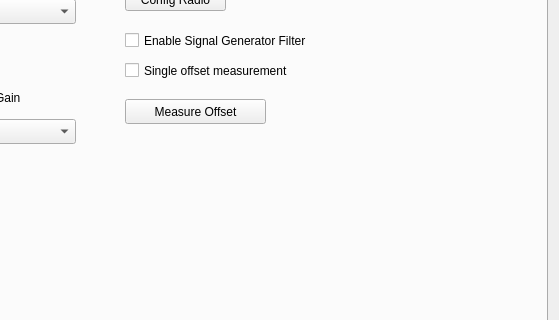
Qt form BioDriver/bio2016/mainwindow.ui (saul-rodriguez/Qt) before a commit; both pictures show x 418 to 977 and y 126 to 446 of the 977 by 622 pixel window.
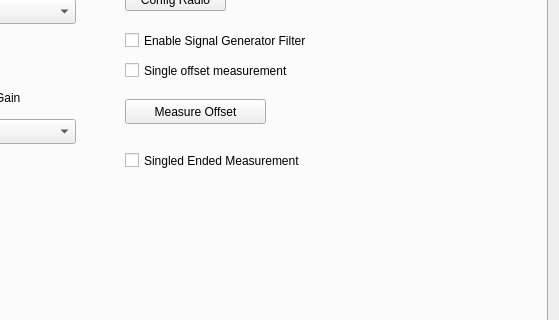
The same form after that commit. Icons and pictures are not drawn. Custom widgets are drawn as their Qt base class.

Commit message: added single ended impedance measurements

The edit to the form file:
```diff
--- a/BioDriver/bio2016/mainwindow.ui
+++ b/BioDriver/bio2016/mainwindow.ui
@@ -495,6 +495,19 @@
          <string>Measure Offset</string>
         </property>
        </widget>
+       <widget class="QCheckBox" name="checkBoxSingleEnded">
+        <property name="geometry">
+         <rect>
+          <x>530</x>
+          <y>190</y>
+          <width>231</width>
+          <height>23</height>
+         </rect>
+        </property>
+        <property name="text">
+         <string>Singled Ended Measurement</string>
+        </property>
+       </widget>
       </widget>
       <widget class="QWidget" name="tab_4">
        <attribute name="title">
```
The commit also changes 10 other files.
